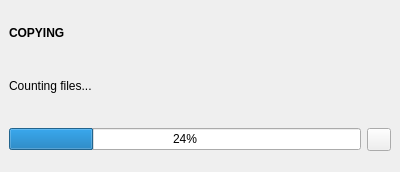
First picture: the form in application/jobs/widgets/filetransferjobwidget.ui, repository theCheeseboard/thefile, before the edit.
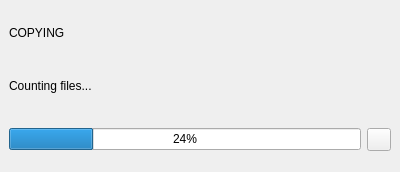
Second picture: the form after the edit. Icons and pictures are not drawn. Custom widgets are drawn as their Qt base class.

```diff
--- a/application/jobs/widgets/filetransferjobwidget.ui
+++ b/application/jobs/widgets/filetransferjobwidget.ui
@@ -37,12 +37,7 @@
      <widget class="QWidget" name="progressPage">
       <layout class="QVBoxLayout" name="verticalLayout_2">
        <item>
-        <widget class="QLabel" name="operationLabel">
-         <property name="font">
-          <font>
-           <bold>true</bold>
-          </font>
-         </property>
+        <widget class="tSubtitleLabel" name="operationLabel">
          <property name="text">
           <string notr="true">COPYING</string>
          </property>
@@ -228,6 +223,11 @@
     <signal>switchingFrame(int)</signal>
    </slots>
   </customwidget>
+  <customwidget>
+   <class>tSubtitleLabel</class>
+   <extends>QLabel</extends>
+   <header location="global">tsubtitlelabel.h</header>
+  </customwidget>
  </customwidgets>
  <resources/>
  <connections/>
```
